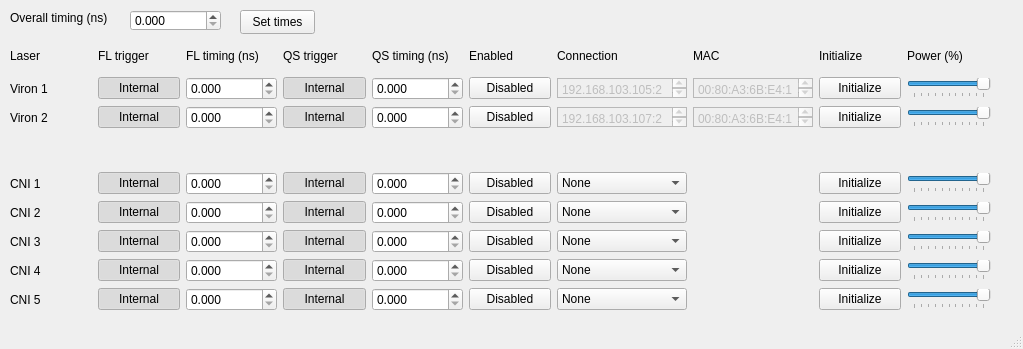
This is laser_timing.ui in brad-ley/fel-esr as Qt 5 draws it before an edit. The edited form follows.
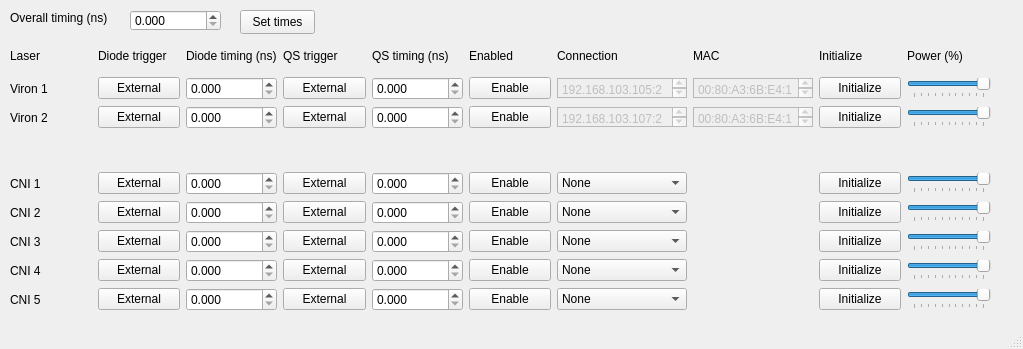
This is the edited form.

Patch:
```diff
--- a/laser_timing.ui
+++ b/laser_timing.ui
@@ -78,20 +78,20 @@
      <item row="6" column="3">
       <widget class="QPushButton" name="c2_trig_qs">
        <property name="text">
-        <string>Internal</string>
+        <string>External</string>
        </property>
        <property name="checkable">
         <bool>true</bool>
        </property>
        <property name="checked">
-        <bool>true</bool>
+        <bool>false</bool>
        </property>
       </widget>
      </item>
      <item row="1" column="6">
       <widget class="QPushButton" name="v1_enabled">
        <property name="text">
-        <string>Disabled</string>
+        <string>Enable</string>
        </property>
        <property name="checkable">
         <bool>true</bool>
@@ -193,20 +193,20 @@
      <item row="6" column="1">
       <widget class="QPushButton" name="c2_trig_fl">
        <property name="text">
-        <string>Internal</string>
+        <string>External</string>
        </property>
        <property name="checkable">
         <bool>true</bool>
        </property>
        <property name="checked">
-        <bool>true</bool>
+        <bool>false</bool>
        </property>
       </widget>
      </item>
      <item row="4" column="6">
       <widget class="QPushButton" name="c1_enabled">
        <property name="text">
-        <string>Disabled</string>
+        <string>Enable</string>
        </property>
        <property name="checkable">
         <bool>true</bool>
@@ -219,7 +219,7 @@
      <item row="7" column="6">
       <widget class="QPushButton" name="c3_enabled">
        <property name="text">
-        <string>Disabled</string>
+        <string>Enable</string>
        </property>
        <property name="checkable">
         <bool>true</bool>
@@ -232,13 +232,13 @@
      <item row="2" column="1">
       <widget class="QPushButton" name="v2_trig_fl">
        <property name="text">
-        <string>Internal</string>
+        <string>External</string>
        </property>
        <property name="checkable">
         <bool>true</bool>
        </property>
        <property name="checked">
-        <bool>true</bool>
+        <bool>false</bool>
        </property>
       </widget>
      </item>
@@ -252,7 +252,7 @@
      <item row="6" column="6">
       <widget class="QPushButton" name="c2_enabled">
        <property name="text">
-        <string>Disabled</string>
+        <string>Enable</string>
        </property>
        <property name="checkable">
         <bool>true</bool>
@@ -282,13 +282,13 @@
      <item row="9" column="1">
       <widget class="QPushButton" name="c5_trig_fl">
        <property name="text">
-        <string>Internal</string>
+        <string>External</string>
        </property>
        <property name="checkable">
         <bool>true</bool>
        </property>
        <property name="checked">
-        <bool>true</bool>
+        <bool>false</bool>
        </property>
       </widget>
      </item>
@@ -350,13 +350,13 @@
      <item row="8" column="3">
       <widget class="QPushButton" name="c4_trig_qs">
        <property name="text">
-        <string>Internal</string>
+        <string>External</string>
        </property>
        <property name="checkable">
         <bool>true</bool>
        </property>
        <property name="checked">
-        <bool>true</bool>
+        <bool>false</bool>
        </property>
       </widget>
      </item>
@@ -370,13 +370,13 @@
      <item row="4" column="1">
       <widget class="QPushButton" name="c1_trig_fl">
        <property name="text">
-        <string>Internal</string>
+        <string>External</string>
        </property>
        <property name="checkable">
         <bool>true</bool>
        </property>
        <property name="checked">
-        <bool>true</bool>
+        <bool>false</bool>
        </property>
       </widget>
      </item>
@@ -416,7 +416,7 @@
      <item row="2" column="6">
       <widget class="QPushButton" name="v2_enabled">
        <property name="text">
-        <string>Disabled</string>
+        <string>Enable</string>
        </property>
        <property name="checkable">
         <bool>true</bool>
@@ -453,13 +453,13 @@
      <item row="1" column="1">
       <widget class="QPushButton" name="v1_trig_f1">
        <property name="text">
-        <string>Internal</string>
+        <string>External</string>
        </property>
        <property name="checkable">
         <bool>true</bool>
        </property>
        <property name="checked">
-        <bool>true</bool>
+        <bool>false</bool>
        </property>
       </widget>
      </item>
@@ -476,7 +476,7 @@
      <item row="9" column="6">
       <widget class="QPushButton" name="c5_enabled">
        <property name="text">
-        <string>Disabled</string>
+        <string>Enable</string>
        </property>
        <property name="checkable">
         <bool>true</bool>
@@ -489,7 +489,7 @@
      <item row="8" column="6">
       <widget class="QPushButton" name="c4_enabled">
        <property name="text">
-        <string>Disabled</string>
+        <string>Enable</string>
        </property>
        <property name="checkable">
         <bool>true</bool>
@@ -519,13 +519,13 @@
      <item row="1" column="3">
       <widget class="QPushButton" name="v1_trig_qs">
        <property name="text">
-        <string>Internal</string>
+        <string>External</string>
        </property>
        <property name="checkable">
         <bool>true</bool>
        </property>
        <property name="checked">
-        <bool>true</bool>
+        <bool>false</bool>
        </property>
       </widget>
      </item>
@@ -621,13 +621,13 @@
      <item row="4" column="3">
       <widget class="QPushButton" name="c1_trig_qs">
        <property name="text">
-        <string>Internal</string>
+        <string>External</string>
        </property>
        <property name="checkable">
         <bool>true</bool>
        </property>
        <property name="checked">
-        <bool>true</bool>
+        <bool>false</bool>
        </property>
       </widget>
      </item>
@@ -643,7 +643,7 @@
      <item row="0" column="2">
       <widget class="QLabel" name="label_4">
        <property name="text">
-        <string>FL timing (ns)</string>
+        <string>Diode timing (ns)</string>
        </property>
       </widget>
      </item>
@@ -670,7 +670,7 @@
      <item row="0" column="1">
       <widget class="QLabel" name="label_3">
        <property name="text">
-        <string>FL trigger</string>
+        <string>Diode trigger</string>
        </property>
       </widget>
      </item>
@@ -707,13 +707,13 @@
      <item row="7" column="3">
       <widget class="QPushButton" name="c3_trig_qs">
        <property name="text">
-        <string>Internal</string>
+        <string>External</string>
        </property>
        <property name="checkable">
         <bool>true</bool>
        </property>
        <property name="checked">
-        <bool>true</bool>
+        <bool>false</bool>
        </property>
       </widget>
      </item>
@@ -727,13 +727,13 @@
      <item row="8" column="1">
       <widget class="QPushButton" name="c4_trig_fl">
        <property name="text">
-        <string>Internal</string>
+        <string>External</string>
        </property>
        <property name="checkable">
         <bool>true</bool>
        </property>
        <property name="checked">
-        <bool>true</bool>
+        <bool>false</bool>
        </property>
       </widget>
      </item>
@@ -789,13 +789,13 @@
      <item row="7" column="1">
       <widget class="QPushButton" name="c3_trig_fl">
        <property name="text">
-        <string>Internal</string>
+        <string>External</string>
        </property>
        <property name="checkable">
         <bool>true</bool>
        </property>
        <property name="checked">
-        <bool>true</bool>
+        <bool>false</bool>
        </property>
       </widget>
      </item>
@@ -863,26 +863,26 @@
      <item row="9" column="3">
       <widget class="QPushButton" name="c5_trig_qs">
        <property name="text">
-        <string>Internal</string>
+        <string>External</string>
        </property>
        <property name="checkable">
         <bool>true</bool>
        </property>
        <property name="checked">
-        <bool>true</bool>
+        <bool>false</bool>
        </property>
       </widget>
      </item>
      <item row="2" column="3">
       <widget class="QPushButton" name="v2_trig_qs">
        <property name="text">
-        <string>Internal</string>
+        <string>External</string>
        </property>
        <property name="checkable">
         <bool>true</bool>
        </property>
        <property name="checked">
-        <bool>true</bool>
+        <bool>false</bool>
        </property>
       </widget>
      </item>
```
Left out of the diff: 28 changed lines with no effect on the pictures.
